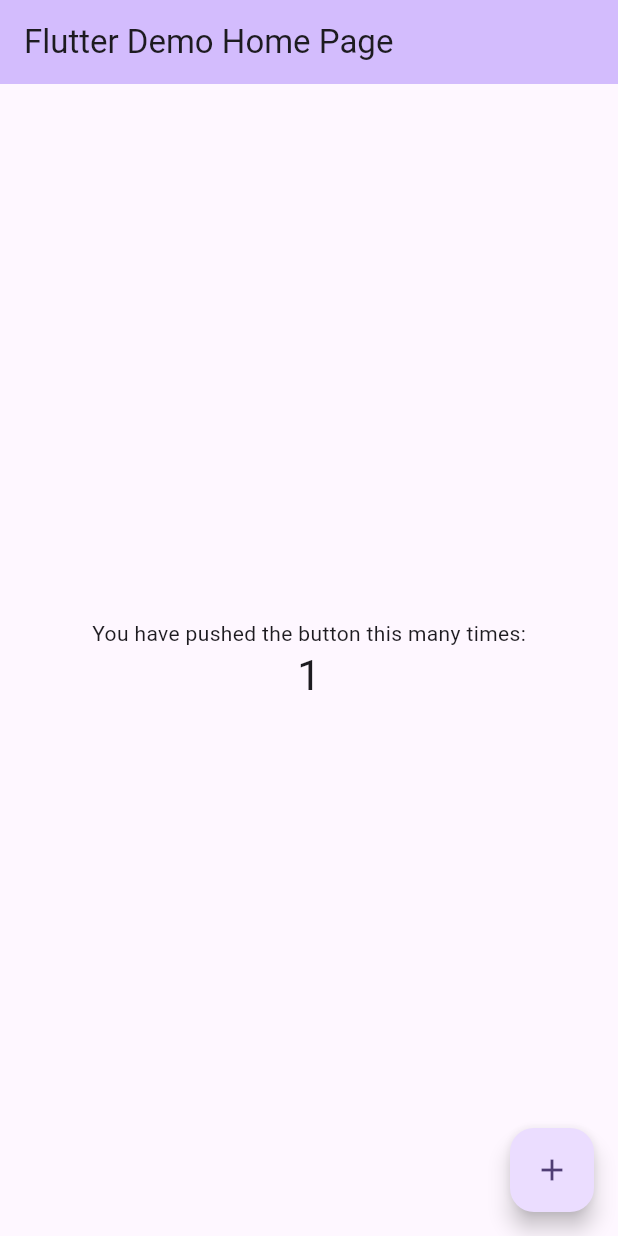
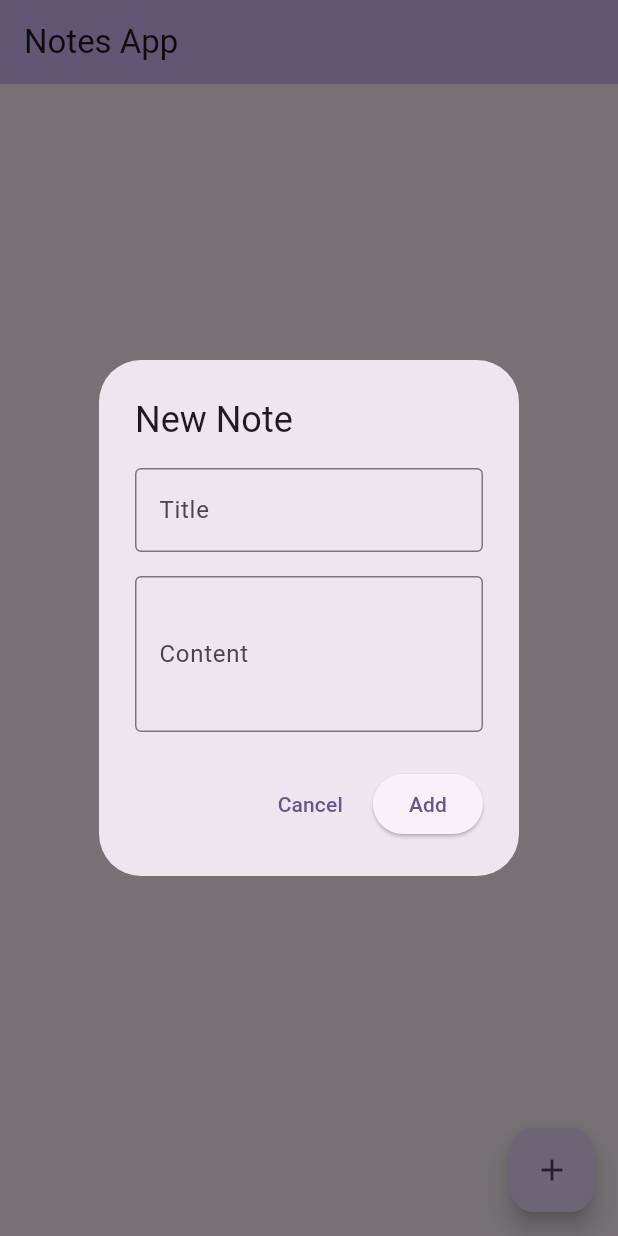
Before and after one commit to therdm/local_db_isolate, a Flutter app: the screen it shows after launch, after a tap on the "add" icon, on a phone screen of 412 x 824 dp. Run offline on Flutter 3.47's test engine with Material 3 defaults, Android fonts, the phone set to English and light mode, and no system bars; our stand-ins replace sqflite; accounts and stored records are empty.

Commit message:
Implement note-taking app with isolate-based DB sync
Co-authored-by: therdm <87224071+therdm@users.noreply.github.com>

```diff
--- /dev/null
+++ b/lib/database/database_helper.dart
@@ -0,0 +1,86 @@
+import 'package:sqflite/sqflite.dart';
+import 'package:path/path.dart';
+import '../models/note.dart';
+
+class DatabaseHelper {
+  static final DatabaseHelper instance = DatabaseHelper._init();
+  static Database? _database;
+
+  DatabaseHelper._init();
+
+  Future<Database> get database async {
+    if (_database != null) return _database!;
+    _database = await _initDB('notes.db');
+    return _database!;
+  }
+
+  Future<Database> _initDB(String filePath) async {
+    final dbPath = await getDatabasesPath();
+    final path = join(dbPath, filePath);
+
+    return await openDatabase(
+      path,
+      version: 1,
+      onCreate: _createDB,
+    );
+  }
+
+  Future _createDB(Database db, int version) async {
+    const idType = 'INTEGER PRIMARY KEY AUTOINCREMENT';
+    const textType = 'TEXT NOT NULL';
+
+    await db.execute('''
+CREATE TABLE notes (
+  id $idType,
+  title $textType,
+  content $textType,
+  createdAt $textType
+)
+''');
+  }
+
+  Future<List<Note>> readAllNotes() async {
+    final db = await instance.database;
+    final result = await db.query('notes', orderBy: 'createdAt DESC');
+    return result.map((json) => Note.fromMap(json)).toList();
+  }
+
+  Future<Note> createNote(Note note) async {
+    final db = await instance.database;
+    final id = await db.insert('notes', note.toMap());
+    return note.copyWith(id: id);
+  }
+
+  Future<int> updateNote(Note note) async {
+    final db = await instance.database;
+    return db.update(
+      'notes',
+      note.toMap(),
+      where: 'id = ?',
+      whereArgs: [note.id],
+    );
+  }
+
+  Future<int> deleteNote(int id) async {
+    final db = await instance.database;
+    return await db.delete(
+      'notes',
+      where: 'id = ?',
+      whereArgs: [id],
+    );
+  }
+
+  Future<void> insertOrReplaceNote(Note note) async {
+    final db = await instance.database;
+    await db.insert(
+      'notes',
+      note.toMap(),
+      conflictAlgorithm: ConflictAlgorithm.replace,
+    );
+  }
+
+  Future<void> close() async {
+    final db = await instance.database;
+    db.close();
+  }
+}
--- /dev/null
+++ b/lib/isolates/db_isolate_helper.dart
@@ -0,0 +1,46 @@
+import 'dart:isolate';
+import '../database/database_helper.dart';
+import '../models/note.dart';
+
+class IsolateHelper {
+  static Future<void> syncNotesToDB(List<Note> notes) async {
+    final receivePort = ReceivePort();
+
+    await Isolate.spawn(
+      _syncNotesIsolate,
+      _IsolateData(
+        sendPort: receivePort.sendPort,
+        notes: notes,
+      ),
+    );
+
+    // Wait for the isolate to finish
+    await receivePort.first;
+  }
+
+  static Future<void> _syncNotesIsolate(_IsolateData data) async {
+    try {
+      final dbHelper = DatabaseHelper.instance;
+
+      for (final note in data.notes) {
+        await dbHelper.insertOrReplaceNote(note);
+      }
+
+      // Send completion signal
+      data.sendPort.send(true);
+    } catch (e) {
+      // Send error signal
+      data.sendPort.send(false);
+    }
+  }
+}
+
+class _IsolateData {
+  final SendPort sendPort;
+  final List<Note> notes;
+
+  _IsolateData({
+    required this.sendPort,
+    required this.notes,
+  });
+}
--- a/lib/main.dart
+++ b/lib/main.dart
@@ -1,4 +1,7 @@
 import 'package:flutter/material.dart';
+import 'models/note.dart';
+import 'database/database_helper.dart';
+import 'isolates/db_isolate_helper.dart';
 
 void main() {
   runApp(const MyApp());
@@ -7,116 +10,260 @@ void main() {
 class MyApp extends StatelessWidget {
   const MyApp({super.key});
 
-  // This widget is the root of your application.
   @override
   Widget build(BuildContext context) {
     return MaterialApp(
-      title: 'Flutter Demo',
+      title: 'Notes App',
       theme: ThemeData(
-        // This is the theme of your application.
-        //
-        // TRY THIS: Try running your application with "flutter run". You'll see
-        // the application has a purple toolbar. Then, without quitting the app,
-        // try changing the seedColor in the colorScheme below to Colors.green
-        // and then invoke "hot reload" (save your changes or press the "hot
-        // reload" button in a Flutter-supported IDE, or press "r" if you used
-        // the command line to start the app).
-        //
-        // Notice that the counter didn't reset back to zero; the application
-        // state is not lost during the reload. To reset the state, use hot
-        // restart instead.
-        //
-        // This works for code too, not just values: Most code changes can be
-        // tested with just a hot reload.
         colorScheme: ColorScheme.fromSeed(seedColor: Colors.deepPurple),
+        useMaterial3: true,
       ),
-      home: const MyHomePage(title: 'Flutter Demo Home Page'),
+      home: const NotesHomePage(),
     );
   }
 }
 
-class MyHomePage extends StatefulWidget {
-  const MyHomePage({super.key, required this.title});
-
-  // This widget is the home page of your application. It is stateful, meaning
-  // that it has a State object (defined below) that contains fields that affect
-  // how it looks.
-
-  // This class is the configuration for the state. It holds the values (in this
-  // case the title) provided by the parent (in this case the App widget) and
-  // used by the build method of the State. Fields in a Widget subclass are
-  // always marked "final".
-
-  final String title;
+class NotesHomePage extends StatefulWidget {
+  const NotesHomePage({super.key});
 
   @override
-  State<MyHomePage> createState() => _MyHomePageState();
+  State<NotesHomePage> createState() => _NotesHomePageState();
 }
 
-class _MyHomePageState extends State<MyHomePage> {
-  int _counter = 0;
+class _NotesHomePageState extends State<NotesHomePage> {
+  final List<Note> _unsyncedNotes = [];
+  List<Note> _allNotes = [];
+  bool _isLoading = false;
+  bool _isSyncing = false;
 
-  void _incrementCounter() {
+  @override
+  void initState() {
+    super.initState();
+    _loadNotesFromDB();
+  }
+
+  Future<void> _loadNotesFromDB() async {
     setState(() {
-      // This call to setState tells the Flutter framework that something has
-      // changed in this State, which causes it to rerun the build method below
-      // so that the display can reflect the updated values. If we changed
-      // _counter without calling setState(), then the build method would not be
-      // called again, and so nothing would appear to happen.
-      _counter++;
+      _isLoading = true;
     });
+
+    try {
+      final notes = await DatabaseHelper.instance.readAllNotes();
+      setState(() {
+        _allNotes = notes;
+        _isLoading = false;
+      });
+    } catch (e) {
+      setState(() {
+        _isLoading = false;
+      });
+      if (mounted) {
+        ScaffoldMessenger.of(context).showSnackBar(
+          SnackBar(content: Text('Error loading notes: $e')),
+        );
+      }
+    }
+  }
+
+  void _addNote() {
+    final titleController = TextEditingController();
+    final contentController = TextEditingController();
+
+    showDialog(
+      context: context,
+      builder: (context) => AlertDialog(
+        title: const Text('New Note'),
+        content: Column(
+          mainAxisSize: MainAxisSize.min,
+          children: [
+            TextField(
+              controller: titleController,
+              decoration: const InputDecoration(
+                labelText: 'Title',
+                border: OutlineInputBorder(),
+              ),
+            ),
+            const SizedBox(height: 16),
+            TextField(
+              controller: contentController,
+              decoration: const InputDecoration(
+                labelText: 'Content',
+                border: OutlineInputBorder(),
+              ),
+              maxLines: 3,
+            ),
+          ],
+        ),
+        actions: [
+          TextButton(
+            onPressed: () => Navigator.pop(context),
+            child: const Text('Cancel'),
+          ),
+          ElevatedButton(
+            onPressed: () {
+              if (titleController.text.isNotEmpty) {
+                final note = Note(
+                  title: titleController.text,
+                  content: contentController.text,
+                  createdAt: DateTime.now(),
+                );
+
+                setState(() {
+                  _unsyncedNotes.add(note);
+                  _allNotes.insert(0, note);
+                });
+
+                Navigator.pop(context);
+              }
+            },
+            child: const Text('Add'),
+          ),
+        ],
+      ),
+    );
+  }
+
+  Future<void> _syncToDB() async {
+    if (_unsyncedNotes.isEmpty) {
+      ScaffoldMessenger.of(context).showSnackBar(
+        const SnackBar(content: Text('No notes to sync')),
+      );
+      return;
+    }
+
+    setState(() {
+      _isSyncing = true;
+    });
+
+    try {
+      await IsolateHelper.syncNotesToDB(_unsyncedNotes);
+
+      setState(() {
+        _unsyncedNotes.clear();
+        _isSyncing = false;
+      });
+
+      await _loadNotesFromDB();
+
+      if (mounted) {
+        ScaffoldMessenger.of(context).showSnackBar(
+          const SnackBar(content: Text('Notes synced successfully!')),
+        );
+      }
+    } catch (e) {
+      setState(() {
+        _isSyncing = false;
+      });
+
+      if (mounted) {
+        ScaffoldMessenger.of(context).showSnackBar(
+          SnackBar(content: Text('Error syncing notes: $e')),
+        );
+      }
+    }
   }
 
   @override
   Widget build(BuildContext context) {
-    // This method is rerun every time setState is called, for instance as done
-    // by the _incrementCounter method above.
-    //
-    // The Flutter framework has been optimized to make rerunning build methods
-    // fast, so that you can just rebuild anything that needs updating rather
-    // than having to individually change instances of widgets.
     return Scaffold(
       appBar: AppBar(
-        // TRY THIS: Try changing the color here to a specific color (to
-        // Colors.amber, perhaps?) and trigger a hot reload to see the AppBar
-        // change color while the other colors stay the same.
         backgroundColor: Theme.of(context).colorScheme.inversePrimary,
-        // Here we take the value from the MyHomePage object that was created by
-        // the App.build method, and use it to set our appbar title.
-        title: Text(widget.title),
+        title: const Text('Notes App'),
+        actions: [
+          if (_unsyncedNotes.isNotEmpty)
+            Padding(
+              padding: const EdgeInsets.all(8.0),
+              child: Center(
+                child: Chip(
+                  label: Text('${_unsyncedNotes.length} unsynced'),
+                  backgroundColor: Colors.orange,
+                ),
+              ),
+            ),
+        ],
       ),
-      body: Center(
-        // Center is a layout widget. It takes a single child and positions it
-        // in the middle of the parent.
-        child: Column(
-          // Column is also a layout widget. It takes a list of children and
-          // arranges them vertically. By default, it sizes itself to fit its
-          // children horizontally, and tries to be as tall as its parent.
-          //
-          // Column has various properties to control how it sizes itself and
-          // how it positions its children. Here we use mainAxisAlignment to
-          // center the children vertically; the main axis here is the vertical
-          // axis because Columns are vertical (the cross axis would be
-          // horizontal).
-          //
-          // TRY THIS: Invoke "debug painting" (choose the "Toggle Debug Paint"
-          // action in the IDE, or press "p" in the console), to see the
-          // wireframe for each widget.
-          mainAxisAlignment: MainAxisAlignment.center,
-          children: <Widget>[
-            const Text('You have pushed the button this many times:'),
-            Text(
-              '$_counter',
-              style: Theme.of(context).textTheme.headlineMedium,
+      body: _isLoading
+          ? const Center(child: CircularProgressIndicator())
+          : _allNotes.isEmpty
+              ? const Center(
+                  child: Text(
+                    'No notes yet. Tap + to add one!',
+                    style: TextStyle(fontSize: 18),
+                  ),
+                )
+              : ListView.builder(
+                  itemCount: _allNotes.length,
+                  itemBuilder: (context, index) {
+                    final note = _allNotes[index];
+                    final isUnsynced = _unsyncedNotes.contains(note);
+
+                    return Card(
+                      margin: const EdgeInsets.symmetric(
+                        horizontal: 8,
+                        vertical: 4,
+                      ),
+                      color: isUnsynced ? Colors.yellow[50] : null,
+                      child: ListTile(
+                        title: Text(
+                          note.title,
+                          style: const TextStyle(fontWeight: FontWeight.bold),
+                        ),
+                        subtitle: Column(
+                          crossAxisAlignment: CrossAxisAlignment.start,
+                          children: [
+                            if (note.content.isNotEmpty)
+                              Text(note.content),
+                            const SizedBox(height: 4),
+                            Text(
+                              _formatDateTime(note.createdAt),
+                              style: TextStyle(
+                                fontSize: 12,
+                                color: Colors.grey[600],
+                              ),
+                            ),
+                          ],
+                        ),
+                        trailing: isUnsynced
+                            ? const Icon(Icons.cloud_upload, color: Colors.orange)
+                            : const Icon(Icons.cloud_done, color: Colors.green),
+                      ),
+                    );
+                  },
+                ),
+      floatingActionButton: Column(
+        mainAxisAlignment: MainAxisAlignment.end,
+        children: [
+          if (_unsyncedNotes.isNotEmpty)
+            FloatingActionButton.extended(
+              heroTag: 'sync',
+              onPressed: _isSyncing ? null : _syncToDB,
+              icon: _isSyncing
+                  ? const SizedBox(
+                      width: 20,
+                      height: 20,
+                      child: CircularProgressIndicator(
+                        strokeWidth: 2,
+                        color: Colors.white,
+                      ),
+                    )
+                  : const Icon(Icons.sync),
+              label: const Text('Sync to DB'),
+              backgroundColor: Colors.green,
             ),
-          ],
-        ),
+          const SizedBox(height: 16),
+          FloatingActionButton(
+            heroTag: 'add',
+            onPressed: _addNote,
+            tooltip: 'Add Note',
+            child: const Icon(Icons.add),
+          ),
+        ],
       ),
-      floatingActionButton: FloatingActionButton(
-        onPressed: _incrementCounter,
-        tooltip: 'Increment',
-        child: const Icon(Icons.add),
-      ), // This trailing comma makes auto-formatting nicer for build methods.
     );
   }
+
+  String _formatDateTime(DateTime dateTime) {
+    return '${dateTime.year}-${dateTime.month.toString().padLeft(2, '0')}-${dateTime.day.toString().padLeft(2, '0')} '
+        '${dateTime.hour.toString().padLeft(2, '0')}:${dateTime.minute.toString().padLeft(2, '0')}';
+  }
 }
--- /dev/null
+++ b/lib/models/note.dart
@@ -0,0 +1,45 @@
+class Note {
+  final int? id;
+  final String title;
+  final String content;
+  final DateTime createdAt;
+
+  Note({
+    this.id,
+    required this.title,
+    required this.content,
+    required this.createdAt,
+  });
+
+  Map<String, dynamic> toMap() {
+    return {
+      'id': id,
+      'title': title,
+      'content': content,
+      'createdAt': createdAt.toIso8601String(),
+    };
+  }
+
+  factory Note.fromMap(Map<String, dynamic> map) {
+    return Note(
+      id: map['id'] as int?,
+      title: map['title'] as String,
+      content: map['content'] as String,
+      createdAt: DateTime.parse(map['createdAt'] as String),
+    );
+  }
+
+  Note copyWith({
+    int? id,
+    String? title,
+    String? content,
+    DateTime? createdAt,
+  }) {
+    return Note(
+      id: id ?? this.id,
+      title: title ?? this.title,
+      content: content ?? this.content,
+      createdAt: createdAt ?? this.createdAt,
+    );
+  }
+}
--- a/pubspec.yaml
+++ b/pubspec.yaml
@@ -34,6 +34,9 @@ dependencies:
   # The following adds the Cupertino Icons font to your application.
   # Use with the CupertinoIcons class for iOS style icons.
   cupertino_icons: ^1.0.8
+  sqflite: ^2.3.0
+  path_provider: ^2.1.1
+  path: ^1.8.3
 
 dev_dependencies:
   flutter_test:
```
